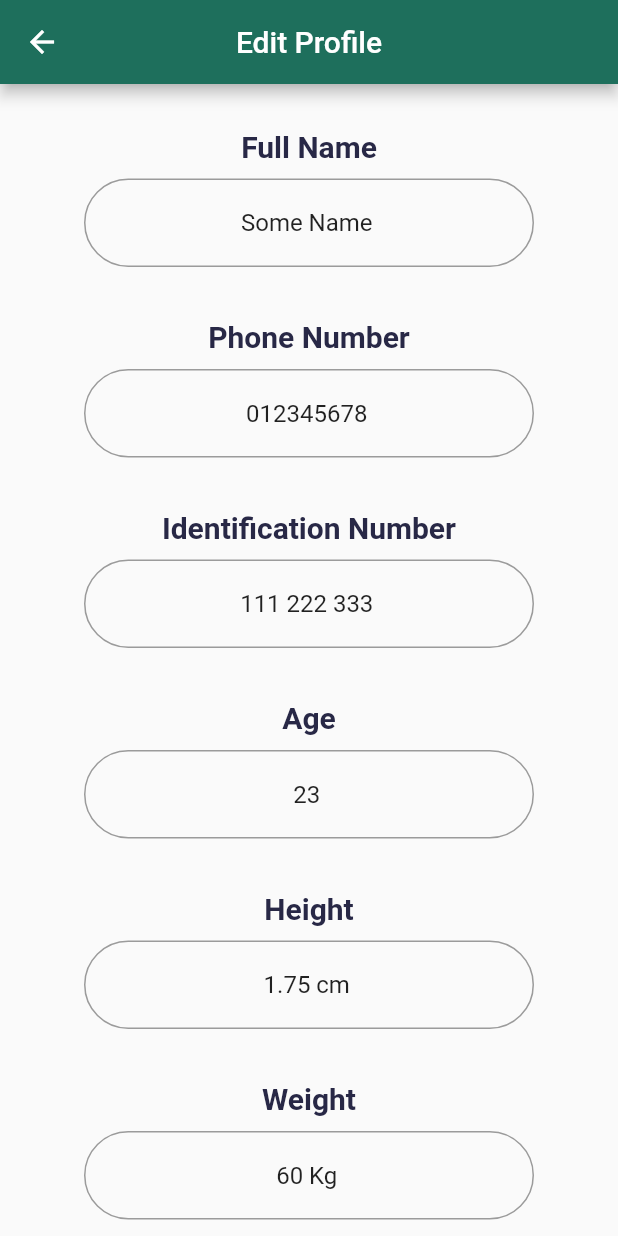
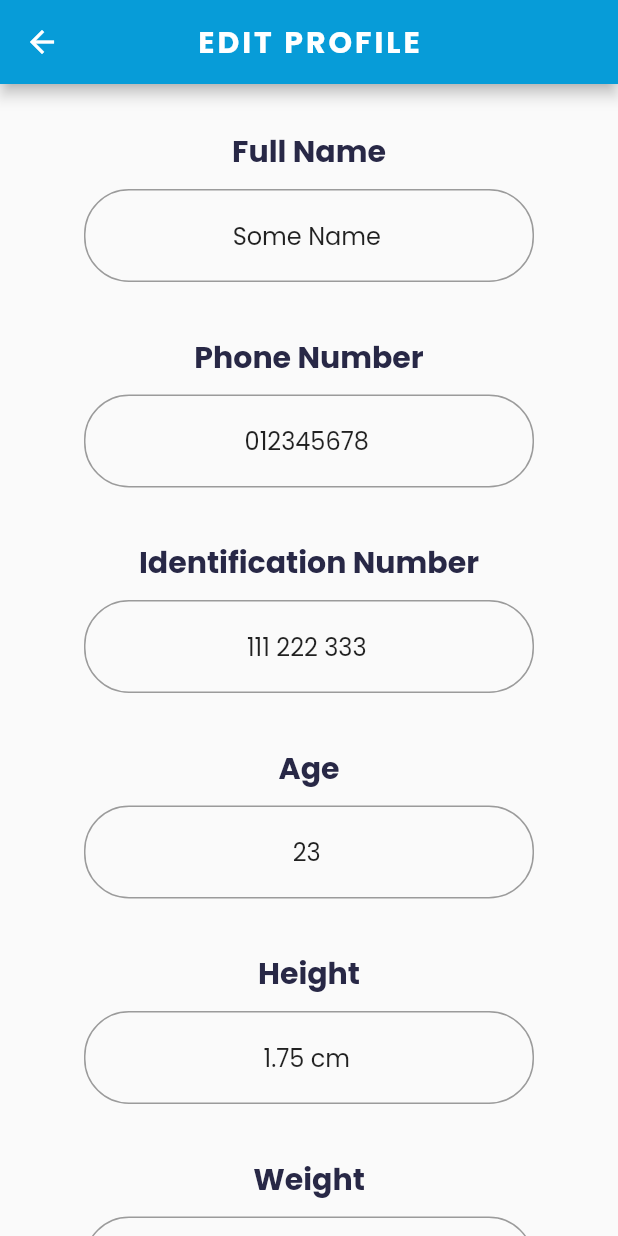
Before and after one commit to ammarrizal/stswks_health_app, a Flutter app: the UserProfilePage screen opened directly, after a tap on "Edit Profile", on a phone screen of 412 x 824 dp. Run offline on Flutter 3.47's test engine with Material 2 defaults, Android fonts, the phone set to English and light mode, and no system bars; our stand-ins replace font_awesome_flutter, google_fonts, hexcolor; network calls fail.

Commit message:
Profile and Edit profile pages updated with the new theme

```diff
--- a/lib/views/edit_profile_page.dart
+++ b/lib/views/edit_profile_page.dart
@@ -11,10 +11,17 @@ class _EditProfilePageState extends State<EditProfilePage> {
     return Scaffold(
       appBar: AppBar(
         title: Text(
-          'Edit Profile'
+          'EDIT PROFILE',
+          style: TextStyle(
+            letterSpacing: 2.0,
+            fontFamily: 'Poppins',
+            fontWeight: FontWeight.bold,
+            //fontSize: 26,
+            color: Colors.white,
+          ),
         ),
         centerTitle: true,
-        backgroundColor: Color(0xff1e6f5c),
+        backgroundColor: Color(0xff079cd8),
       ),
       body: SingleChildScrollView(
         child: Center(
@@ -35,26 +42,56 @@ class _EditProfilePageState extends State<EditProfilePage> {
                 buildTextField("Supplementary", "..."),
 
                 SizedBox(height: 5),
+                // Container(
+                //   width: 300,
+                //   child: ElevatedButton(
+                //     onPressed: () async {},
+                //     style: ButtonStyle(
+                //       shape: MaterialStateProperty.all(RoundedRectangleBorder(
+                //         borderRadius: BorderRadius.circular(40.0),
+                //       )),
+                //       padding: MaterialStateProperty.all(EdgeInsets.fromLTRB(30.0, 20.0, 30.0, 20.0)),
+                //       backgroundColor: MaterialStateProperty.all(Color(0xff1e6f5c)),
+                //     ),
+                //     child: Text(
+                //       'Save',
+                //       style: TextStyle(
+                //         fontSize: 20,
+                //         color: Colors.white,
+                //       ),
+                //     ),
+                //   ),
+                // ),
+
                 Container(
                   width: 300,
-                  child: ElevatedButton(
-                    onPressed: () async {},
+                  child: TextButton(
+                    onPressed: () {
+
+                    },
                     style: ButtonStyle(
                       shape: MaterialStateProperty.all(RoundedRectangleBorder(
-                        borderRadius: BorderRadius.circular(40.0),
+                        borderRadius: BorderRadius.circular(0.0),
+                        side: BorderSide(
+                          color: Color(0xff96d3ee),
+                          width: 0.0,
+                        ),
                       )),
-                      padding: MaterialStateProperty.all(EdgeInsets.fromLTRB(30.0, 20.0, 30.0, 20.0)),
-                      backgroundColor: MaterialStateProperty.all(Color(0xff1e6f5c)),
+                      padding: MaterialStateProperty.all(EdgeInsets.fromLTRB(30.0, 15.0, 30.0, 15.0)),
+                      backgroundColor: MaterialStateProperty.all(Color(0xff079cd8)),
                     ),
                     child: Text(
-                      'Save',
+                      'SAVE',
                       style: TextStyle(
+                        letterSpacing: 2.0,
+                        fontFamily: 'Poppins',
+                        fontWeight: FontWeight.bold,
                         fontSize: 20,
                         color: Colors.white,
                       ),
                     ),
                   ),
-                ),
+                ), // Save button
               ],
             ),
           ),
@@ -72,6 +109,7 @@ class _EditProfilePageState extends State<EditProfilePage> {
           Text(
             labelText,
             style: TextStyle(
+              fontFamily: 'Poppins',
               fontWeight: FontWeight.bold,
               fontSize: 20.0,
               color: Color(0xff282846),
@@ -81,6 +119,9 @@ class _EditProfilePageState extends State<EditProfilePage> {
           Container(
             width: 300,
             child: TextFormField(
+              style: TextStyle(
+                fontFamily: 'Poppins',
+              ),
               textAlign: TextAlign.center,
               decoration: InputDecoration(
                   border: OutlineInputBorder(
--- a/lib/views/register_page.dart
+++ b/lib/views/register_page.dart
@@ -153,7 +153,7 @@ class _RegisterPageState extends State<RegisterPage> {
         textAlign: TextAlign.center,
         decoration: InputDecoration(
             border: OutlineInputBorder(
-              borderRadius: BorderRadius.circular(0.0),
+              borderRadius: BorderRadius.circular(0.0) // 30.0 previously,
             ),
             hintText: text),
         obscureText: isPassword ?? isPassword,
--- a/lib/views/user_profile_info.dart
+++ b/lib/views/user_profile_info.dart
@@ -14,19 +14,23 @@ class _UserProfilePageState extends State<UserProfilePage> {
     return Scaffold(
       appBar: AppBar(
         title: Text(
-          'Profile',
+          'PROFILE',
           style: TextStyle(
+            letterSpacing: 2.0,
+            fontFamily: 'Poppins',
+            fontWeight: FontWeight.bold,
+            //fontSize: 26,
             color: Colors.white,
           ),
         ),
         centerTitle: true,
-        backgroundColor: Color(0xff1e6f5c),
+        backgroundColor: Color(0xff079cd8),
         actions: [
           Padding(
             padding: EdgeInsets.fromLTRB(0.0, 10, 10, 10),
             child: TextButton(
               style: ButtonStyle(
-                backgroundColor: MaterialStateProperty.all(Color(0xff207d68)),
+                backgroundColor: MaterialStateProperty.all(Color(0xff3dade0)),
               ),
               onPressed: () {
                 Navigator.push(context,
@@ -35,7 +39,8 @@ class _UserProfilePageState extends State<UserProfilePage> {
               child: Text(
                 'Edit Profile',
                 style: TextStyle(
-                  fontSize: 19.0,
+                  fontFamily: 'Poppins',
+                  fontSize: 15.0,
                   color: Colors.white,
                 ),
               ),
@@ -134,6 +139,7 @@ class _UserProfilePageState extends State<UserProfilePage> {
           Text(
             labelText,
             style: TextStyle(
+              fontFamily: 'Poppins',
               fontWeight: FontWeight.bold,
               fontSize: 20.0,
               color: Color(0xff282846),
@@ -143,6 +149,7 @@ class _UserProfilePageState extends State<UserProfilePage> {
           Text(
             placeholder,
             style: TextStyle(
+              fontFamily: 'Poppins',
               fontSize: 20.0,
             ),
           ),
```
